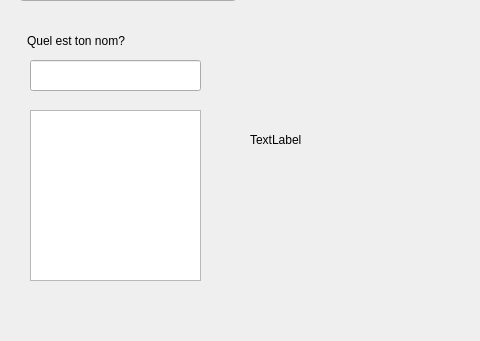
Before: the Qt Designer form Minopoly/src/mainwindow.ui in chrisvair/minopoly, drawn with Qt 5; both pictures show x 0 to 480 and y 180 to 521 of the 1400 by 650 pixel window.
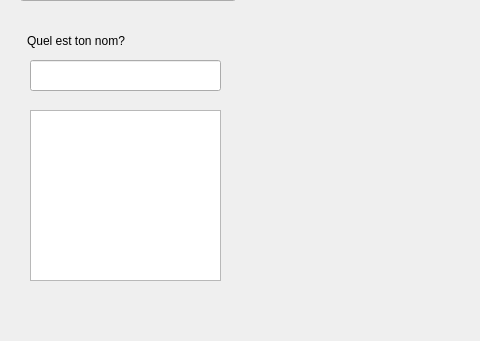
After: the same form once the commit is applied.

```diff
--- a/Minopoly/src/mainwindow.ui
+++ b/Minopoly/src/mainwindow.ui
@@ -79,7 +79,7 @@
      </rect>
     </property>
     <property name="text">
-     <string>TextLabel</string>
+     <string/>
     </property>
    </widget>
    <widget class="QWidget" name="gridLayoutWidget">
@@ -133,7 +133,7 @@
      <rect>
       <x>30</x>
       <y>240</y>
-      <width>171</width>
+      <width>191</width>
       <height>31</height>
      </rect>
     </property>
@@ -143,7 +143,7 @@
      <rect>
       <x>30</x>
       <y>290</y>
-      <width>171</width>
+      <width>191</width>
       <height>171</height>
      </rect>
     </property>
```
